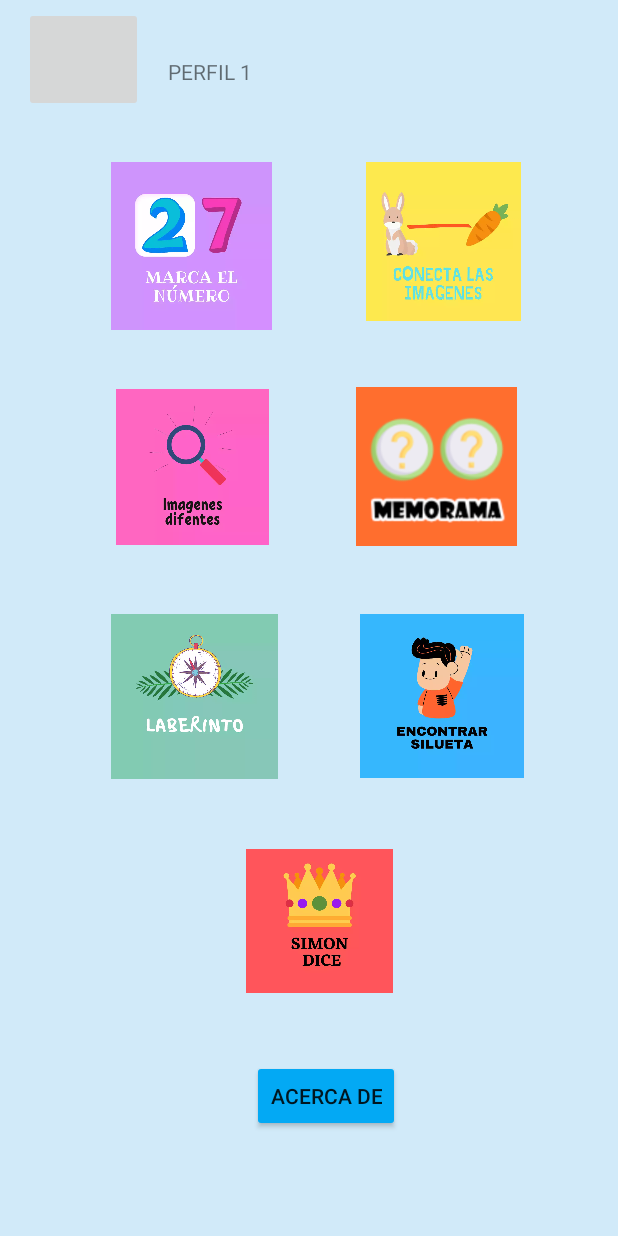
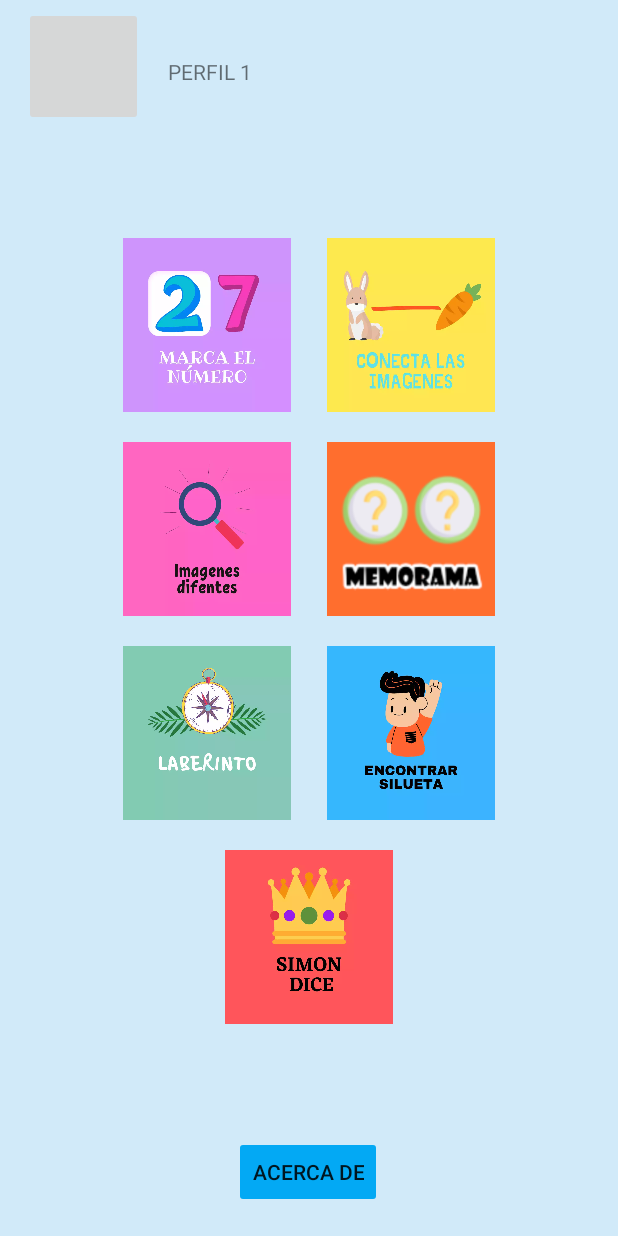
Before and after one commit to DanielMuni/Leon, an Android app: the MenuPrincipal screen opened directly, with no data from a screen before it, on a phone screen of 412 x 824 dp. Run offline under Robolectric (Android 15) with nearby library versions, the phone set to English and light mode, and no system bars.

Commit message:
calidad de imagenes del menu ajustada, y formato del menu adaptable

```diff
--- a/app/src/main/AndroidManifest.xml
+++ b/app/src/main/AndroidManifest.xml
@@ -5,7 +5,9 @@
     <application
         android:allowBackup="true"
         android:icon="@mipmap/ic_launcher"
+        android:hardwareAccelerated="false"
         android:label="@string/app_name"
+        android:largeHeap="true"
         android:roundIcon="@mipmap/ic_launcher_round"
         android:supportsRtl="true"
         android:theme="@style/Theme.AppCompat.Light.NoActionBar">
--- a/app/src/main/java/com/example/leon/MenuPrincipal.java
+++ b/app/src/main/java/com/example/leon/MenuPrincipal.java
@@ -25,55 +25,48 @@ public class MenuPrincipal extends AppCompatActivity {
     public void openAcercaDe(View v) {
         Intent intent = new Intent(this, AcercaDe.class);
         startActivity(intent);
-        finish();
     }
 
     public void openColorearParejas(View v) {
         Intent intent = new Intent(this, Memorama.class);
         startActivity(intent);
-        finish();
     }
 
     public void openImagenesRepetidas(View v) {
         Intent intent = new Intent(this, RodearFiguraRepetida.class);
         startActivity(intent);
-        finish();
     }
 
     public void openUnirPuntos(View v) {
         Intent intent = new Intent(this, UnirPuntos_Nivel1.class);
         startActivity(intent);
-        finish();
     }
 
     public void openRodearNumero(View v) {
         Intent intent = new Intent(this, RodearNumero_Nivel1.class);
         startActivity(intent);
-        finish();
     }
 
     public void openInicio(View v) {
         Intent intent = new Intent(this, MainActivity.class);
         startActivity(intent);
-        finish();
+
     }
 
     public void openLaberinto(View v) {
         Intent intent = new Intent(this, Laberinto.class);
         startActivity(intent);
-        finish();
+
     }
 
     public void openSimonDice(View v) {
         Intent intent = new Intent(this, SimonDice.class);
         startActivity(intent);
-        finish();
     }
 
     public void openEncontrarSilueta(View v) {
         Intent intent = new Intent(this, primer_nivel.class);
         startActivity(intent);
-        finish();
     }
 
 }
--- a/app/src/main/res/layout/activity_menu_principal.xml
+++ b/app/src/main/res/layout/activity_menu_principal.xml
@@ -10,7 +10,7 @@
     <ImageButton
         android:id="@+id/imageButton"
         android:layout_width="79dp"
-        android:layout_height="70dp"
+        android:layout_height="79dp"
         android:onClick="openInicio"
         android:scaleType="fitXY"
         app:layout_constraintBottom_toBottomOf="parent"
@@ -34,67 +34,130 @@
         app:layout_constraintVertical_bias="0.047" />
 
 
+    <LinearLayout
+        android:layout_width="match_parent"
+        android:layout_height="0dp"
+        app:layout_constraintDimensionRatio="2:4"
+        android:layout_marginStart="70dp"
+        android:layout_marginEnd="70dp"
+        android:orientation="vertical"
+        app:layout_constraintBottom_toTopOf="@+id/buttonAcerca"
+        app:layout_constraintEnd_toEndOf="parent"
+        app:layout_constraintStart_toStartOf="parent"
+        app:layout_constraintTop_toBottomOf="@+id/imageButton">
+
+        <LinearLayout
+            android:layout_width="match_parent"
+            android:layout_height="0dp"
+            android:orientation="horizontal"
+            android:layout_weight="3">
+
+            <LinearLayout
+                android:layout_width="match_parent"
+                android:layout_height="match_parent"
+                android:layout_weight="1"
+                android:orientation="vertical">
+
                 <ImageButton
                     android:id="@+id/imageButton3"
-        android:layout_width="131dp"
-        android:layout_height="132dp"
+                    android:layout_width="match_parent"
+                    android:layout_height="match_parent"
+                    android:layout_weight="1"
                     android:backgroundTint="#00FFFFFF"
                     android:onClick="openRodearNumero"
                     android:scaleType="fitXY"
-        app:layout_constraintBottom_toBottomOf="parent"
-        app:layout_constraintEnd_toEndOf="parent"
-        app:layout_constraintHorizontal_bias="0.221"
-        app:layout_constraintStart_toStartOf="parent"
-        app:layout_constraintTop_toTopOf="parent"
-        app:layout_constraintVertical_bias="0.142"
                     app:srcCompat="@drawable/boton1" />
 
                 <ImageButton
+                    android:id="@+id/imageButton5"
+                    android:layout_width="match_parent"
+                    android:layout_height="match_parent"
+                    android:layout_weight="1"
+                    android:backgroundTint="#00FFFFFF"
+                    android:onClick="openImagenesRepetidas"
+                    android:scaleType="fitXY"
+                    app:srcCompat="@drawable/boton3" />
+
+                <ImageButton
+                    android:id="@+id/imageButton19"
+                    android:layout_width="match_parent"
+                    android:layout_height="match_parent"
+                    android:layout_weight="1"
+                    android:backgroundTint="#00FFFFFF"
+                    android:onClick="openLaberinto"
+                    android:scaleType="fitXY"
+                    app:srcCompat="@drawable/boton4" />
+            </LinearLayout>
+
+            <LinearLayout
+                android:layout_width="match_parent"
+                android:layout_height="match_parent"
+                android:layout_weight="1"
+                android:orientation="vertical">
+
+                <ImageButton
                     android:id="@+id/imageButton4"
-        android:layout_width="127dp"
-        android:layout_height="126dp"
-        android:layout_marginEnd="28dp"
+                    android:layout_width="match_parent"
+                    android:layout_height="match_parent"
+                    android:layout_weight="1"
                     android:backgroundTint="#00FFFFFF"
                     android:onClick="openUnirPuntos"
                     android:scaleType="fitXY"
-        app:layout_constraintBottom_toBottomOf="parent"
-        app:layout_constraintEnd_toEndOf="parent"
-        app:layout_constraintHorizontal_bias="0.612"
-        app:layout_constraintStart_toEndOf="@+id/imageButton3"
-        app:layout_constraintTop_toTopOf="parent"
-        app:layout_constraintVertical_bias="0.14"
                     app:srcCompat="@drawable/boton2" />
 
                 <ImageButton
-        android:id="@+id/imageButton5"
-        android:layout_width="126dp"
-        android:layout_height="124dp"
-        android:backgroundTint="#00FFFFFF"
-        android:onClick="openImagenesRepetidas"
-        android:scaleType="fitXY"
-        app:layout_constraintBottom_toBottomOf="parent"
-        app:layout_constraintEnd_toEndOf="parent"
-        app:layout_constraintHorizontal_bias="0.229"
-        app:layout_constraintStart_toStartOf="parent"
-        app:layout_constraintTop_toBottomOf="@+id/imageButton3"
-        app:layout_constraintVertical_bias="0.041"
-        app:srcCompat="@drawable/boton3" />
-
-    <ImageButton
                     android:id="@+id/imageButton6"
-        android:layout_width="131dp"
-        android:layout_height="126dp"
-        android:layout_marginTop="24dp"
+                    android:layout_width="match_parent"
+                    android:layout_height="match_parent"
+                    android:layout_weight="1"
                     android:backgroundTint="#00FFFFFF"
                     android:onClick="openColorearParejas"
                     android:scaleType="fitXY"
-        app:layout_constraintBottom_toBottomOf="parent"
-        app:layout_constraintEnd_toEndOf="parent"
-        app:layout_constraintHorizontal_bias="0.38"
-        app:layout_constraintStart_toEndOf="@+id/imageButton5"
-        app:layout_constraintTop_toBottomOf="@+id/imageButton4"
-        app:layout_constraintVertical_bias="0.0"
                     app:srcCompat="@drawable/memorama" />
+
+                <ImageButton
+                    android:id="@+id/imageButton20"
+                    android:layout_width="match_parent"
+                    android:layout_height="match_parent"
+                    android:layout_weight="1"
+                    android:backgroundTint="#00FFFFFF"
+                    android:onClick="openEncontrarSilueta"
+                    android:scaleType="fitXY"
+                    app:srcCompat="@drawable/boton5" />
+            </LinearLayout>
+        </LinearLayout>
+
+        <LinearLayout
+            android:layout_width="match_parent"
+            android:layout_height="0dp"
+            android:layout_weight="1"
+            android:orientation="horizontal">
+
+
+            <LinearLayout
+                android:layout_width="0dp"
+                android:layout_height="match_parent"
+                android:layout_weight="1"
+                android:orientation="vertical"></LinearLayout>
+
+            <ImageButton
+                android:id="@+id/imageButton21"
+                android:layout_width="0dp"
+                android:layout_height="match_parent"
+                android:layout_weight="2"
+                android:backgroundTint="#00FFFFFF"
+                android:onClick="openSimonDice"
+                android:scaleType="fitXY"
+                app:srcCompat="@drawable/boton6" />
+
+            <LinearLayout
+                android:layout_width="0dp"
+                android:layout_height="match_parent"
+                android:layout_weight="1"
+                android:orientation="vertical"></LinearLayout>
+        </LinearLayout>
+
+    </LinearLayout>
 
     <Button
         android:id="@+id/buttonAcerca"
@@ -105,54 +168,9 @@
         android:text="Acerca de"
         app:layout_constraintBottom_toBottomOf="parent"
         app:layout_constraintEnd_toEndOf="parent"
-        app:layout_constraintHorizontal_bias="0.536"
+        app:layout_constraintHorizontal_bias="0.498"
         app:layout_constraintStart_toStartOf="parent"
-        app:layout_constraintTop_toBottomOf="@+id/imageButton21"
-        app:layout_constraintVertical_bias="0.333" />
-
-    <ImageButton
-        android:id="@+id/imageButton19"
-        android:layout_width="135dp"
-        android:layout_height="130dp"
-        android:backgroundTint="#00FFFFFF"
-        android:onClick="openLaberinto"
-        android:scaleType="fitXY"
-        app:layout_constraintBottom_toBottomOf="parent"
-        app:layout_constraintEnd_toEndOf="parent"
-        app:layout_constraintHorizontal_bias="0.224"
-        app:layout_constraintStart_toStartOf="parent"
-        app:layout_constraintTop_toBottomOf="@+id/imageButton5"
-        app:layout_constraintVertical_bias="0.081"
-        app:srcCompat="@drawable/boton4" />
-
-    <ImageButton
-        android:id="@+id/imageButton20"
-        android:layout_width="133dp"
-        android:layout_height="129dp"
-        android:backgroundTint="#00FFFFFF"
-        android:onClick="openEncontrarSilueta"
-        android:scaleType="fitXY"
-        app:layout_constraintBottom_toBottomOf="parent"
-        app:layout_constraintEnd_toEndOf="parent"
-        app:layout_constraintHorizontal_bias="0.373"
-        app:layout_constraintStart_toEndOf="@+id/imageButton19"
-        app:layout_constraintTop_toBottomOf="@+id/imageButton6"
-        app:layout_constraintVertical_bias="0.078"
-        app:srcCompat="@drawable/boton5" />
-
-    <ImageButton
-        android:id="@+id/imageButton21"
-        android:layout_width="122dp"
-        android:layout_height="116dp"
-        android:backgroundTint="#00FFFFFF"
-        android:onClick="openSimonDice"
-        android:scaleType="fitXY"
-        app:layout_constraintBottom_toBottomOf="parent"
-        app:layout_constraintEnd_toEndOf="parent"
-        app:layout_constraintHorizontal_bias="0.523"
-        app:layout_constraintStart_toStartOf="parent"
-        app:layout_constraintTop_toBottomOf="@+id/imageButton20"
-        app:layout_constraintVertical_bias="0.153"
-        app:srcCompat="@drawable/boton6" />
+        app:layout_constraintTop_toTopOf="parent"
+        app:layout_constraintVertical_bias="0.976" />
 
 </androidx.constraintlayout.widget.ConstraintLayout>
```
Lines whose indentation alone changed are shown as unchanged.
